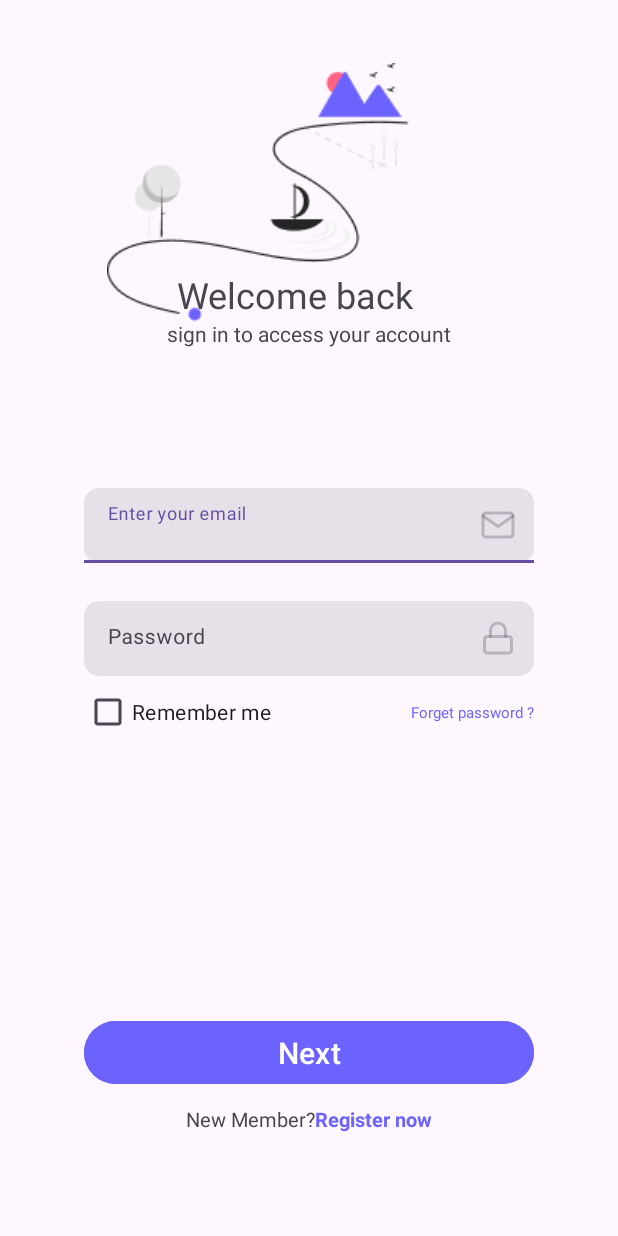
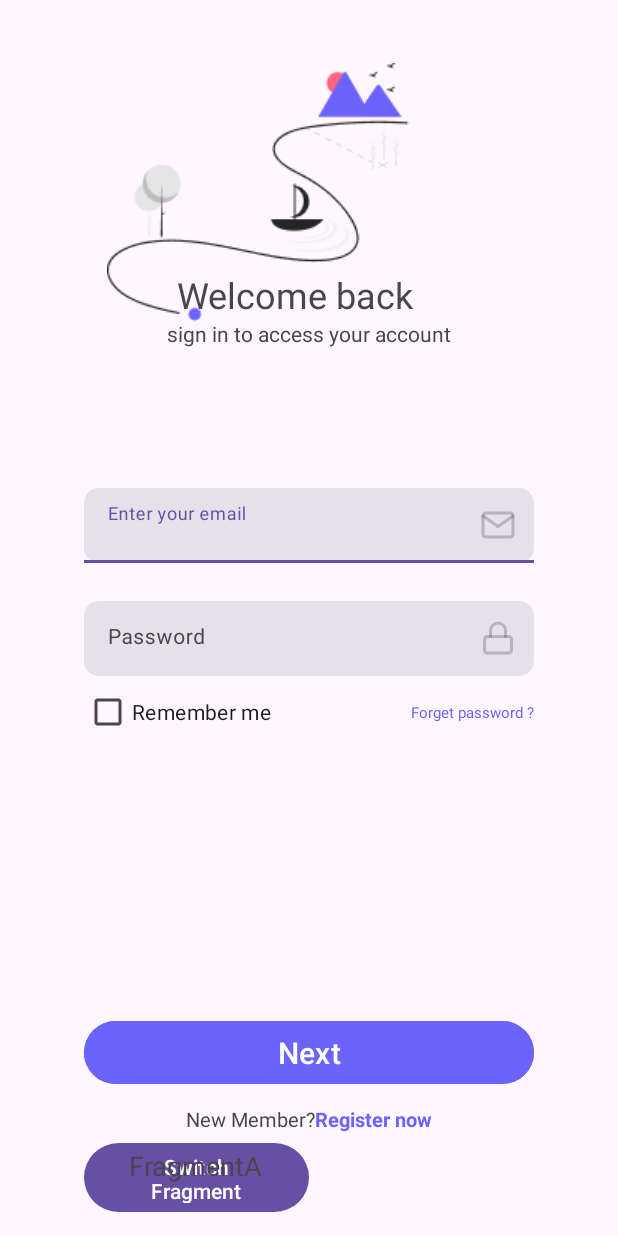
Before and after one commit to Anastasiia1015/MobileAppAssignment1, an Android app: the screen it shows after launch (SignInActivity), on a phone screen of 412 x 824 dp. Run offline under Robolectric (Android 15) with nearby library versions, the phone set to English and light mode, and no system bars.

Commit message:
Fragments A and B with switching button

```diff
--- a/app/build.gradle.kts
+++ b/app/build.gradle.kts
@@ -36,7 +36,8 @@ android {
 }
 
 dependencies {
-
+    val fragment_version = "1.8.5"
+    implementation(libs.androidx.fragment.ktx)
     implementation(libs.androidx.core.ktx)
     implementation(libs.androidx.appcompat)
     implementation(libs.material)
--- /dev/null
+++ b/app/src/main/java/com/example/myapplication2/FragmentA.kt
@@ -0,0 +1,66 @@
+package com.example.myapplication2
+
+import android.os.Bundle
+import androidx.fragment.app.Fragment
+import android.view.LayoutInflater
+import android.view.View
+import android.view.ViewGroup
+import android.widget.TextView
+import com.example.myapplication2.R
+
+// TODO: Rename parameter arguments, choose names that match
+// the fragment initialization parameters, e.g. ARG_ITEM_NUMBER
+private const val ARG_PARAM1 = "param1"
+private const val ARG_PARAM2 = "param2"
+
+/**
+ * A simple [Fragment] subclass.
+ * Use the [FragmentA.newInstance] factory method to
+ * create an instance of this fragment.
+ */
+class FragmentA : Fragment() {
+    // TODO: Rename and change types of parameters
+    private var param1: String? = null
+    private var param2: String? = null
+
+    override fun onCreate(savedInstanceState: Bundle?) {
+        super.onCreate(savedInstanceState)
+        arguments?.let {
+            param1 = it.getString(ARG_PARAM1)
+            param2 = it.getString(ARG_PARAM2)
+        }
+    }
+
+    override fun onCreateView(
+        inflater: LayoutInflater, container: ViewGroup?,
+        savedInstanceState: Bundle?
+    ): View? {
+        // Inflate the layout for this fragment
+        val view = inflater.inflate(R.layout.fragment_a, container, false)
+
+        // Find the TextView and set its text to "FragmentA"
+        val textView = view.findViewById<TextView>(R.id.fragmentA)
+        textView.text = "FragmentA"
+
+        return view
+    }
+
+    companion object {
+        /**
+         * Use this factory method to create a new instance of
+         * this fragment using the provided parameters.
+         *
+         * @param param1 Parameter 1.
+         * @param param2 Parameter 2.
+         * @return A new instance of fragment FragmentA.
+         */
+        @JvmStatic
+        fun newInstance(param1: String, param2: String) =
+            FragmentA().apply {
+                arguments = Bundle().apply {
+                    putString(ARG_PARAM1, param1)
+                    putString(ARG_PARAM2, param2)
+                }
+            }
+    }
+}
--- a/app/src/main/java/com/example/myapplication2/SignInActivity.kt
+++ b/app/src/main/java/com/example/myapplication2/SignInActivity.kt
@@ -9,11 +9,15 @@ import androidx.activity.enableEdgeToEdge
 import androidx.appcompat.app.AppCompatActivity
 import androidx.core.view.ViewCompat
 import androidx.core.view.WindowInsetsCompat
-import com.google.android.material.textfield.TextInputEditText
+import androidx.fragment.app.Fragment
+import androidx.fragment.app.commit
+import com.example.myapplication2.FragmentA
+import com.example.myapplication2.FragmentB
 import com.google.android.material.textfield.TextInputLayout
-import com.example.myapplication2.CredentialsManager
 
 class SignInActivity : AppCompatActivity() {
+    private var isFragmentA = true // Tracks which fragment is currently displayed
+
     override fun onCreate(savedInstanceState: Bundle?) {
         super.onCreate(savedInstanceState)
         enableEdgeToEdge()
@@ -22,6 +26,13 @@ class SignInActivity : AppCompatActivity() {
             val systemBars = insets.getInsets(WindowInsetsCompat.Type.systemBars())
             v.setPadding(systemBars.left, systemBars.top, systemBars.right, systemBars.bottom)
             insets
+        }
+
+        // Add FragmentA initially
+        if (savedInstanceState == null) {
+            supportFragmentManager.commit {
+                replace(R.id.fragmentContainer, FragmentA())
+            }
         }
 
         val registerNowLabel = findViewById<View>(R.id.register)
@@ -40,12 +51,29 @@ class SignInActivity : AppCompatActivity() {
             Log.d("Auth", "clicked button $emailText $passwordText")
             if (credentialsManager.login(emailText, passwordText)) {
                 Log.d("Auth", "password ok")
-
                 val intent = Intent(this, MainActivity::class.java)
                 startActivity(intent)
             } else {
                 emailInput.error = getString(R.string.error_invalid_data)
             }
         }
+
+        // Fragment toggle button logic
+        val toggleFragmentButton = findViewById<Button>(R.id.switchFragmentButton)
+        toggleFragmentButton.setOnClickListener {
+            toggleFragment()
+        }
+    }
+
+    private fun toggleFragment() {
+        val fragment: Fragment = if (isFragmentA) {
+            FragmentB()
+        } else {
+            FragmentA()
+        }
+        supportFragmentManager.commit {
+            replace(R.id.fragmentContainer, fragment)
+        }
+        isFragmentA = !isFragmentA // Toggle the flag
     }
 }
--- a/app/src/main/res/layout/activity_sign_in.xml
+++ b/app/src/main/res/layout/activity_sign_in.xml
@@ -40,9 +40,6 @@
         app:layout_constraintStart_toStartOf="parent"
         app:layout_constraintTop_toBottomOf="@+id/welcomeLabel" />
 
-
-
-
         <com.google.android.material.textfield.TextInputLayout
             android:id="@+id/emailInput"
             style="@style/OnBoardingInput"
@@ -55,7 +52,6 @@
             app:layout_constraintTop_toBottomOf="@+id/onboardImage"
             android:layout_marginTop="32dp"
             >
-
 
             <com.google.android.material.textfield.TextInputEditText
                 android:layout_width="match_parent"
@@ -142,4 +138,20 @@
             android:textStyle="bold" />
     </LinearLayout>
 
+    <FrameLayout
+        android:id="@+id/fragmentContainer"
+        android:layout_width="150dp"
+        android:layout_height="70dp"
+        android:layout_marginTop="15dp"
+        app:layout_constraintStart_toStartOf="@+id/nextButton"
+        app:layout_constraintTop_toBottomOf="@+id/nextButton" >
+
+        <Button
+            android:id="@+id/switchFragmentButton"
+            android:layout_width="wrap_content"
+            android:layout_height="wrap_content"
+            android:layout_marginTop="16dp"
+            android:text="Switch Fragment" />
+    </FrameLayout>
+
 </androidx.constraintlayout.widget.ConstraintLayout>
--- /dev/null
+++ b/app/src/main/res/layout/fragment_a.xml
@@ -0,0 +1,17 @@
+<?xml version="1.0" encoding="utf-8"?>
+<FrameLayout xmlns:android="http://schemas.android.com/apk/res/android"
+    xmlns:tools="http://schemas.android.com/tools"
+    android:layout_width="match_parent"
+    android:layout_height="match_parent"
+    tools:context=".FragmentA">
+
+    <!-- TODO: Update blank fragment layout -->
+    <TextView
+        android:id="@+id/fragmentA"
+        android:layout_width="wrap_content"
+        android:layout_height="wrap_content"
+        android:text="FragmentA"
+        android:layout_gravity="center"
+        android:textSize="18sp" />
+
+</FrameLayout>
--- a/app/src/main/res/values/strings.xml
+++ b/app/src/main/res/values/strings.xml
@@ -23,5 +23,4 @@
     <string name="have_account">Already have an account?</string>
     <string name="login">Login</string>
     <string name="error_invalid_data">You entered wrong credentials</string>
-
 </resources>
```
Also changed, not shown: app/src/main/java/com/example/myapplication2/FragmentB.kt (added, +64 -0 lines), app/src/main/res/layout/fragment_b.xml (added, +17 -0 lines).
